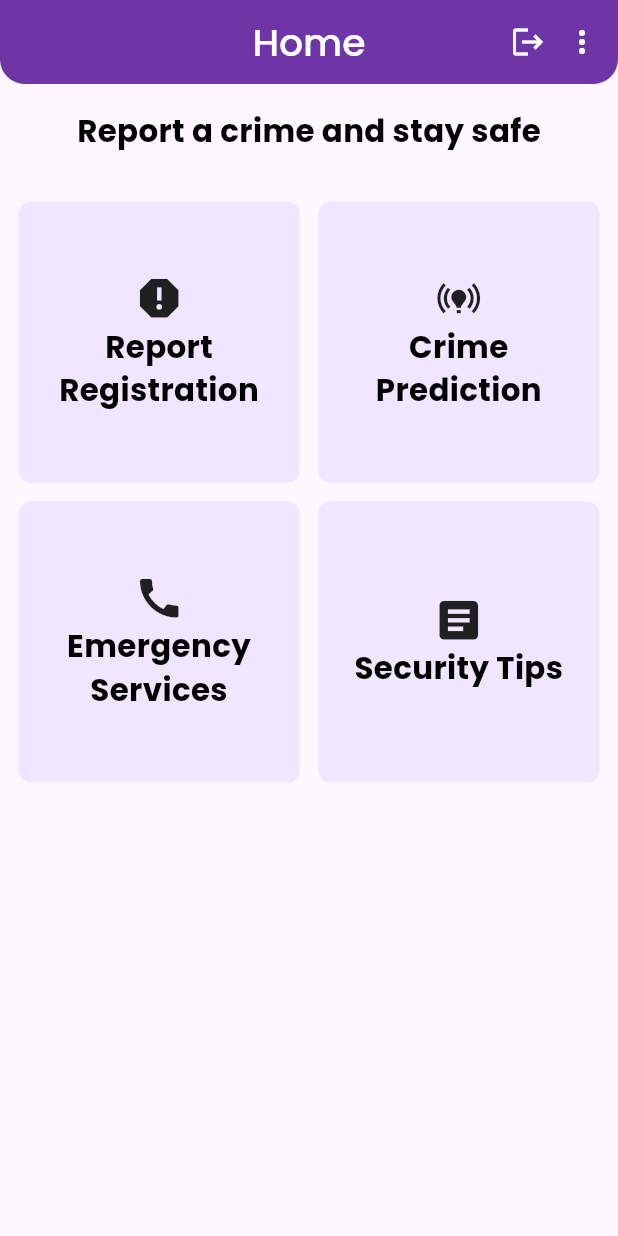
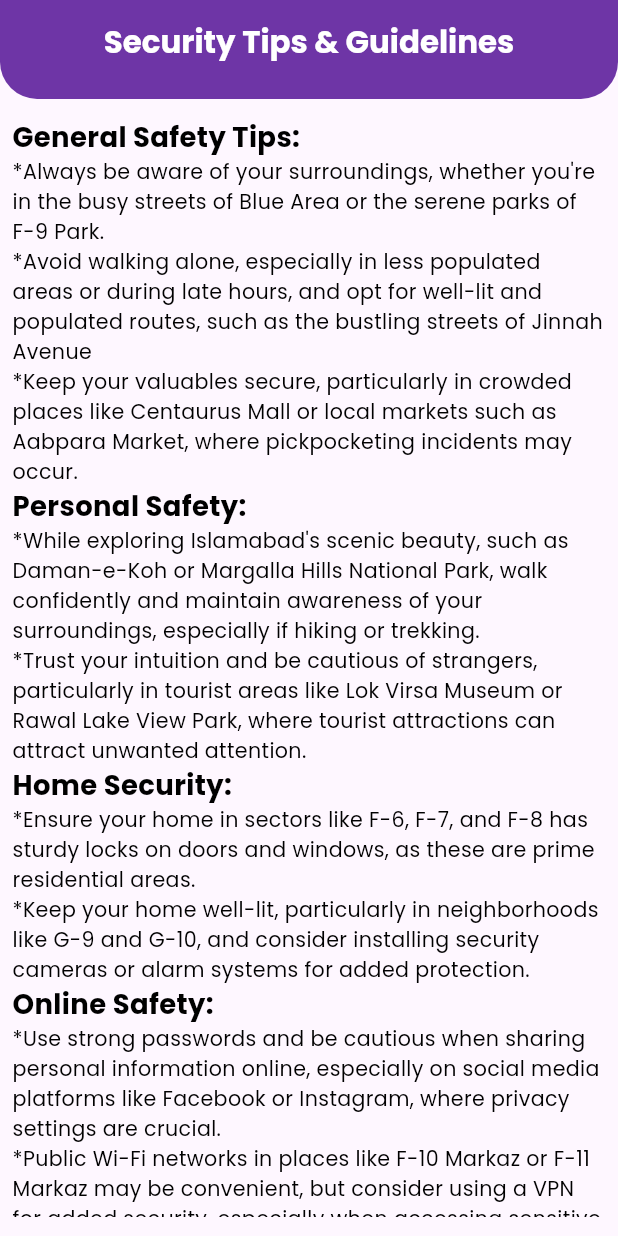
Before and after one commit to maaxkhann/Flutter-Real-Time_Crime-Hotspot-prediction, a Flutter app: the HomeView screen opened directly, after a tap on "Security Tips", on a phone screen of 412 x 824 dp. Run offline on Flutter 3.47's test engine with Material 3 defaults, Android fonts, the light colour scheme and no system bars; our stand-ins replace cloud_firestore, firebase_auth, firebase_core, firebase_storage, flutter_screenutil, flutter_spinkit and 7 more; missing offline and left inert: icon_decoration, ndialog; accounts and stored records are empty.

Commit message:
security tips added

```diff
--- a/lib/view/home-view/home_view.dart
+++ b/lib/view/home-view/home_view.dart
@@ -6,6 +6,7 @@ import 'package:crime_management_system/view/home-view/about_us_view.dart';
 import 'package:crime_management_system/view/home-view/crime_prediction_view.dart';
 import 'package:crime_management_system/view/home-view/emergency_services_view.dart';
 import 'package:crime_management_system/view/home-view/registration-form/registration_form_view.dart';
+import 'package:crime_management_system/view/home-view/security_tips_view.dart';
 import 'package:flutter/material.dart';
 import 'package:get/get.dart';
 import 'package:ndialog/ndialog.dart';
@@ -102,7 +103,7 @@ class HomeView extends StatelessWidget {
                       ConstantHomeCategory(
                           text: 'Security Tips',
                           icon: Icons.article,
-                          onTap: () {}),
+                          onTap: () => Get.to(() => const SecurityTipsView())),
                     ],
                   ),
                 )
--- /dev/null
+++ b/lib/view/home-view/security_tips_view.dart
@@ -0,0 +1,176 @@
+import 'package:crime_management_system/constant-widgets/constant_appbar.dart';
+import 'package:crime_management_system/constants/textstyles.dart';
+import 'package:flutter/material.dart';
+import 'package:get/get.dart';
+
+class SecurityTipsView extends StatelessWidget {
+  const SecurityTipsView({super.key});
+
+  @override
+  Widget build(BuildContext context) {
+    return SafeArea(
+      child: Scaffold(
+        appBar: const ConstantAppBar(text: 'Security Tips & Guidelines'),
+        body: Padding(
+          padding: EdgeInsets.symmetric(
+              horizontal: Get.width * 0.02, vertical: Get.height * 0.015),
+          child: SingleChildScrollView(
+            child: Column(
+              crossAxisAlignment: CrossAxisAlignment.start,
+              children: [
+                Text(
+                  'General Safety Tips:',
+                  style: kHead3Black,
+                ),
+                Text(
+                  '*Always be aware of your surroundings, whether you\'re in the busy streets of Blue Area or the serene parks of F-9 Park.',
+                  style: kBody3Black,
+                ),
+                Text(
+                  '*Avoid walking alone, especially in less populated areas or during late hours, and opt for well-lit and populated routes, such as the bustling streets of Jinnah Avenue',
+                  style: kBody3Black,
+                ),
+                Text(
+                  '*Keep your valuables secure, particularly in crowded places like Centaurus Mall or local markets such as Aabpara Market, where pickpocketing incidents may occur.',
+                  style: kBody3Black,
+                ),
+                Text(
+                  'Personal Safety:',
+                  style: kHead3Black,
+                ),
+                Text(
+                  '*While exploring Islamabad\'s scenic beauty, such as Daman-e-Koh or Margalla Hills National Park, walk confidently and maintain awareness of your surroundings, especially if hiking or trekking.',
+                  style: kBody3Black,
+                ),
+                Text(
+                  '*Trust your intuition and be cautious of strangers, particularly in tourist areas like Lok Virsa Museum or Rawal Lake View Park, where tourist attractions can attract unwanted attention.',
+                  style: kBody3Black,
+                ),
+                Text(
+                  'Home Security:',
+                  style: kHead3Black,
+                ),
+                Text(
+                  '*Ensure your home in sectors like F-6, F-7, and F-8 has sturdy locks on doors and windows, as these are prime residential areas.',
+                  style: kBody3Black,
+                ),
+                Text(
+                  '*Keep your home well-lit, particularly in neighborhoods like G-9 and G-10, and consider installing security cameras or alarm systems for added protection.',
+                  style: kBody3Black,
+                ),
+                Text(
+                  'Online Safety:',
+                  style: kHead3Black,
+                ),
+                Text(
+                  '*Use strong passwords and be cautious when sharing personal information online, especially on social media platforms like Facebook or Instagram, where privacy settings are crucial.',
+                  style: kBody3Black,
+                ),
+                Text(
+                  '*Public Wi-Fi networks in places like F-10 Markaz or F-11 Markaz may be convenient, but consider using a VPN for added security, especially when accessing sensitive information.',
+                  style: kBody3Black,
+                ),
+                Text(
+                  'Emergency Preparedness:',
+                  style: kHead3Black,
+                ),
+                Text(
+                  '*Islamabad is equipped with efficient emergency services, including the Rescue 1122 service, so familiarize yourself with emergency procedures and know how to contact emergency services if needed.',
+                  style: kBody3Black,
+                ),
+                Text(
+                  'Reporting Suspicious Activity:',
+                  style: kHead3Black,
+                ),
+                Text(
+                  '*If you notice any suspicious behavior or activities, particularly in sensitive areas like the Diplomatic Enclave or the Parliament House, report them to local law enforcement immediately and provide detailed descriptions to assist in investigations.',
+                  style: kBody3Black,
+                ),
+                Text(
+                  'Reporting Suspicious Activity:',
+                  style: kHead3Black,
+                ),
+                Text(
+                  '*If you notice any suspicious behavior or activities, particularly in sensitive areas like the Diplomatic Enclave or the Parliament House, report them to local law enforcement immediately and provide detailed descriptions to assist in investigations.',
+                  style: kBody3Black,
+                ),
+                Text(
+                  'Community Engagement:',
+                  style: kHead3Black,
+                ),
+                Text(
+                  '*Engage with your neighbors and participate in community crime prevention efforts, particularly in residential sectors like G-11 or I-8, to build a strong sense of community and enhance overall safety.',
+                  style: kBody3Black,
+                ),
+                Text(
+                  '*Stay informed about local crime prevention initiatives and community safety workshops, which are often held in community centers or local mosques, to stay proactive in crime prevention efforts.',
+                  style: kBody3Black,
+                ),
+                Text(
+                  'Traffic Safety:',
+                  style: kHead3Black,
+                ),
+                Text(
+                  '*Be mindful of traffic regulations and pedestrian crossings, particularly in busy areas like Blue Area or Jinnah Avenue, where traffic congestion and reckless driving may pose risks to pedestrians.',
+                  style: kBody3Black,
+                ),
+                Text(
+                  '*Use designated pedestrian walkways and overhead bridges, especially near busy intersections like Zero Point Interchange or Faizabad Flyover, to safely navigate through traffic.',
+                  style: kBody3Black,
+                ),
+                Text(
+                  'Public Transportation Safety:',
+                  style: kHead3Black,
+                ),
+                Text(
+                  '*Exercise caution when using public transportation, such as buses or taxis, especially during peak hours or late at night.',
+                  style: kBody3Black,
+                ),
+                Text(
+                  '*Choose well-known and reputable taxi services or ride-sharing apps for safer transportation options, particularly in areas like Faizabad or Faisal Avenue where public transport hubs are located.',
+                  style: kBody3Black,
+                ),
+                Text(
+                  'Tourist Safety:',
+                  style: kHead3Black,
+                ),
+                Text(
+                  '*If you\'re exploring popular tourist destinations in Islamabad, such as Pakistan Monument or Shakarparian Park, be vigilant of your surroundings and keep an eye on your belongings, especially in crowded areas.',
+                  style: kBody3Black,
+                ),
+                Text(
+                  '*Consider hiring a licensed tour guide or joining organized tours when visiting historical sites or natural attractions, such as Saidpur Village or Pir Sohawa, for a more secure and informative experience.',
+                  style: kBody3Black,
+                ),
+                Text(
+                  'Civic Responsibility:',
+                  style: kHead3Black,
+                ),
+                Text(
+                  '*Dispose of waste responsibly and help maintain cleanliness in public areas, parks, and streets, particularly in sectors like G-7 or G-8, to promote a cleaner and safer environment for all residents.',
+                  style: kBody3Black,
+                ),
+                Text(
+                  '*Report any instances of environmental degradation or illegal dumping to the local authorities, such as the Capital Development Authority (CDA), to ensure the preservation of Islamabad\'s natural beauty.',
+                  style: kBody3Black,
+                ),
+                Text(
+                  'Cultural Sensitivity:',
+                  style: kHead3Black,
+                ),
+                Text(
+                  '*Respect local customs and traditions when visiting religious sites, such as Faisal Mosque or Shah Faisal Masjid, by dressing modestly and adhering to appropriate behavior guidelines.',
+                  style: kBody3Black,
+                ),
+                Text(
+                  '*Be mindful of cultural sensitivities and avoid engaging in activities that may be deemed offensive or disrespectful to the local population, particularly in conservative neighborhoods like I-10 or I-11.',
+                  style: kBody3Black,
+                ),
+              ],
+            ),
+          ),
+        ),
+      ),
+    );
+  }
+}
--- a/pubspec.yaml
+++ b/pubspec.yaml
@@ -53,6 +53,8 @@ dependencies:
   fluttertoast: ^8.2.4
   provider: ^6.1.1
   flutter_spinkit: ^5.2.0
+  tflite_flutter: ^0.10.4
+ # tflite: ^1.1.2
 
 dev_dependencies:
   flutter_test:
```
Also changed, not shown: pubspec.lock, 3 other files.
